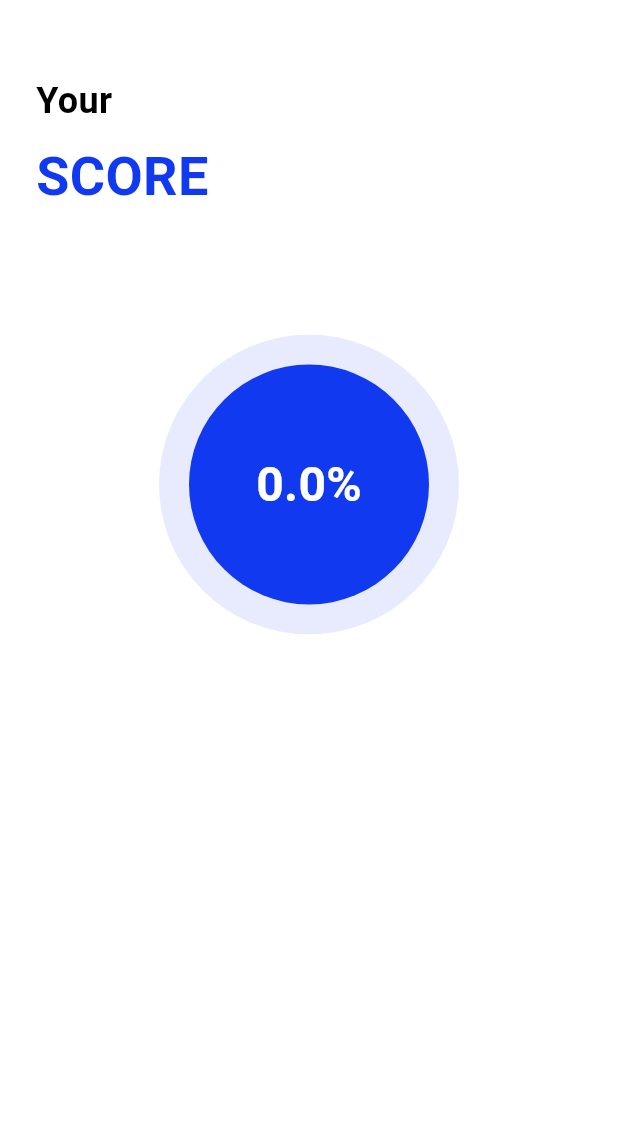
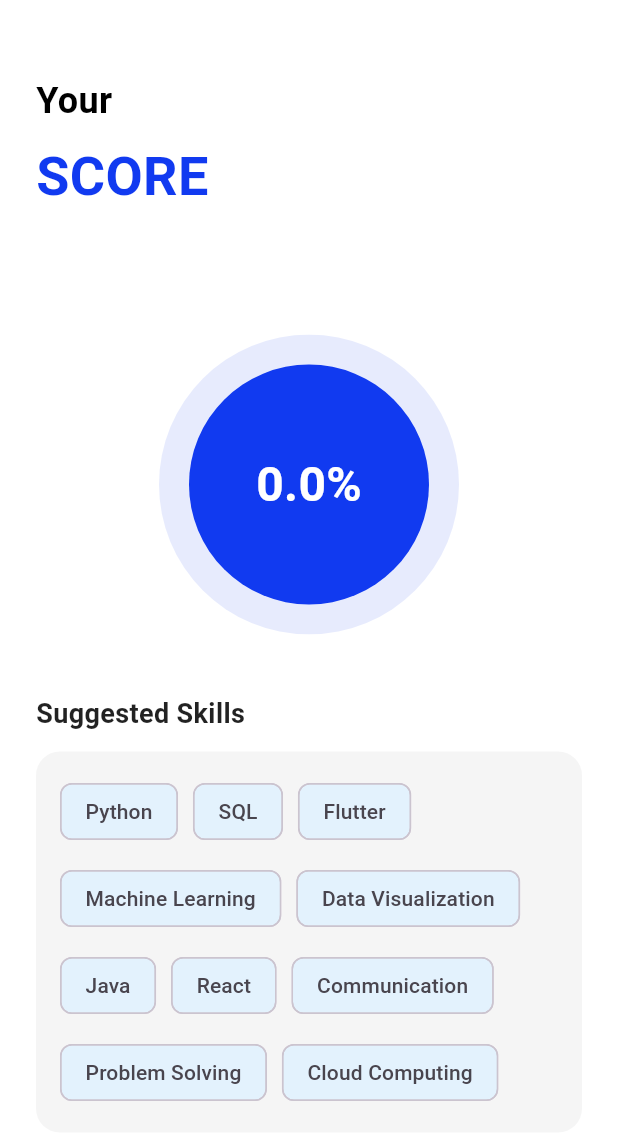
Before and after one commit to sandra-simon/SkillMirror, a Flutter app: the SkillInputForm screen opened directly, after a tap on "NEXT", on a phone screen of 412 x 824 dp. Shown: the top 1140 px of the screen. Run offline on Flutter 3.47's test engine with Material 3 defaults, Android fonts, the light colour scheme and no system bars.

Commit message:
Describe your changes here

```diff
--- a/lib/scorecard.dart
+++ b/lib/scorecard.dart
@@ -8,20 +8,47 @@ class ScoreScreen extends StatelessWidget {
 
   @override
   Widget build(BuildContext context) {
-    final double score = (selectedSkills.length / 10 * 100).clamp(
-      0,
-      100,
-    ); // simple scoring logic
+    // Example full skill list (replace with Firestore or dynamic list if needed)
+    final List<String> allSkills = [
+      "Python",
+      "SQL",
+      "Flutter",
+      "Machine Learning",
+      "Data Visualization",
+      "Java",
+      "React",
+      "Communication",
+      "Problem Solving",
+      "Cloud Computing"
+    ];
+
+    // Match only the skills that exist in allSkills
+    final matchedSkills = selectedSkills
+        .where((skill) =>
+            allSkills.map((s) => s.toLowerCase()).contains(skill.toLowerCase()))
+        .toList();
+
+    // Calculate score based on matched skills only
+    final double score =
+        (matchedSkills.length / allSkills.length * 100).clamp(0, 100);
+
+    // Suggested skills = ones missing from matched
+    final List<String> suggestedSkills = allSkills
+        .where((skill) => !matchedSkills
+            .map((s) => s.toLowerCase())
+            .contains(skill.toLowerCase()))
+        .toList();
 
     return Scaffold(
       backgroundColor: Colors.white,
-      body: Column(
+      body: SingleChildScrollView(
+        padding: const EdgeInsets.only(bottom: 40),
+        child: Column(
+          crossAxisAlignment: CrossAxisAlignment.start,
           children: [
             const SizedBox(height: 50),
             Padding(
               padding: const EdgeInsets.symmetric(horizontal: 24.0),
-            child: Align(
-              alignment: Alignment.topLeft,
               child: Column(
                 crossAxisAlignment: CrossAxisAlignment.start,
                 children: const [
@@ -45,11 +72,11 @@ class ScoreScreen extends StatelessWidget {
                 ],
               ),
             ),
-          ),
             const SizedBox(height: 80),
 
-          // Circle progress and blur
-          Stack(
+            // Circle progress and blur (Centered)
+            Center(
+              child: Stack(
                 alignment: Alignment.center,
                 children: [
                   Container(
@@ -80,7 +107,8 @@ class ScoreScreen extends StatelessWidget {
                       value: score / 100,
                       strokeWidth: 10,
                       backgroundColor: Colors.transparent,
-                  valueColor: const AlwaysStoppedAnimation<Color>(Colors.white),
+                      valueColor:
+                          const AlwaysStoppedAnimation<Color>(Colors.white),
                     ),
                   ),
                   Text(
@@ -93,10 +121,24 @@ class ScoreScreen extends StatelessWidget {
                   ),
                 ],
               ),
+            ),
 
             const SizedBox(height: 40),
 
-          // Optionally show selected skills
+            // Selected Skills Section
+            if (selectedSkills.isNotEmpty) ...[
+              Padding(
+                padding: const EdgeInsets.symmetric(horizontal: 24),
+                child: Text(
+                  "Your Selected Skills",
+                  style: TextStyle(
+                    fontSize: 18,
+                    fontWeight: FontWeight.bold,
+                    color: Colors.black87,
+                  ),
+                ),
+              ),
+              const SizedBox(height: 12),
               Padding(
                 padding: const EdgeInsets.symmetric(horizontal: 24),
                 child: Wrap(
@@ -110,7 +152,58 @@ class ScoreScreen extends StatelessWidget {
                   }).toList(),
                 ),
               ),
+              const SizedBox(height: 30),
             ],
+
+            // Suggested Skills Section
+            Padding(
+              padding: const EdgeInsets.symmetric(horizontal: 24),
+              child: Text(
+                "Suggested Skills",
+                style: TextStyle(
+                  fontSize: 18,
+                  fontWeight: FontWeight.bold,
+                  color: Colors.black87,
+                ),
+              ),
+            ),
+            const SizedBox(height: 12),
+            Padding(
+              padding: const EdgeInsets.symmetric(horizontal: 24),
+              child: Container(
+                width: double.infinity,
+                padding: const EdgeInsets.all(16),
+                decoration: BoxDecoration(
+                  color: Colors.grey.shade100,
+                  borderRadius: BorderRadius.circular(16),
+                ),
+                child: suggestedSkills.isEmpty
+                    ? const Center(
+                        child: Text(
+                          "You're all set! 🎉",
+                          style: TextStyle(
+                            fontSize: 16,
+                            fontWeight: FontWeight.w500,
+                          ),
+                        ),
+                      )
+                    : Wrap(
+                        spacing: 10,
+                        runSpacing: 10,
+                        children: suggestedSkills.map((skill) {
+                          return Chip(
+                            label: Text(skill),
+                            backgroundColor: Colors.blue.shade50,
+                            labelStyle: const TextStyle(
+                              fontWeight: FontWeight.w500,
+                            ),
+                          );
+                        }).toList(),
+                      ),
+              ),
+            ),
+          ],
+        ),
       ),
     );
   }
```
Also changed, not shown: lib/main.dart (+2 -51 lines), lib/profession_page.dart (+28 -12 lines), pubspec.yaml (+7 -69 lines), pubspec.lock, 6 other files. Lines whose indentation alone changed are shown as unchanged.
